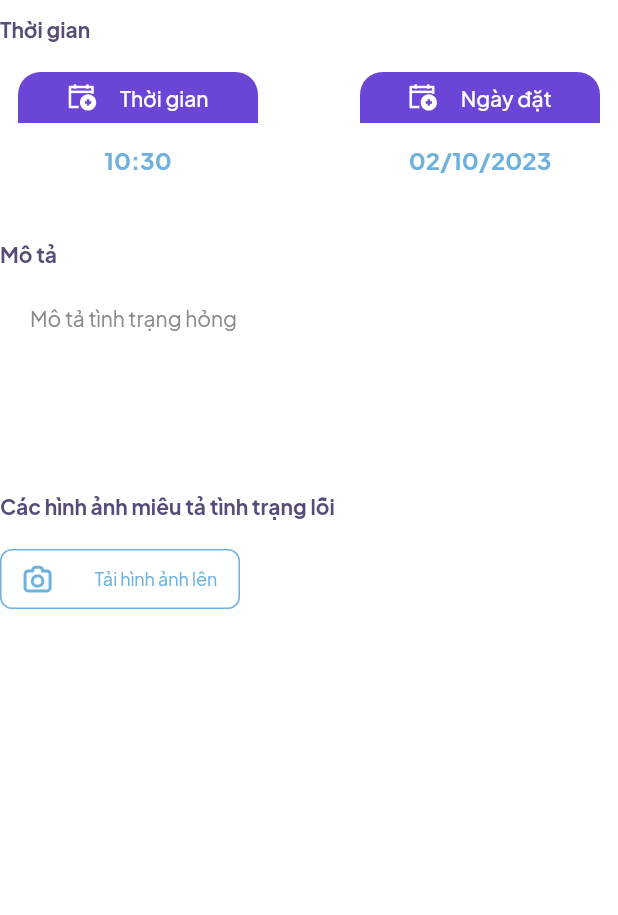
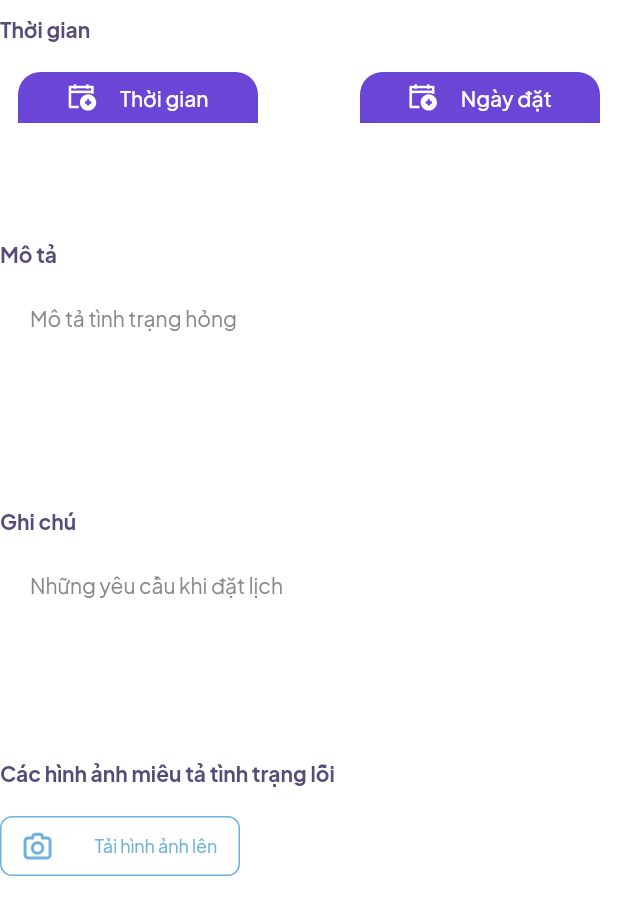
Before and after one commit to hueht21/SystemRepairMobile, a Flutter app: what buildInformationCorrupted() shows on an empty page, opened directly, on a phone screen of 412 x 824 dp. Shown: the top 915 px of the screen. Run offline on Flutter 3.47's test engine with Material 2 defaults, Android fonts, the phone set to English and light mode, and no system bars; our stand-ins replace auto_size_text, carousel_slider, cloud_firestore, dio, firebase_auth, firebase_core and 10 more; missing offline and left inert: loading_overlay_pro; accounts and stored records are empty.

Commit message:
day code

```diff
--- a/lib/modules/schedule_repair/views/information_corrupted_view.dart
+++ b/lib/modules/schedule_repair/views/information_corrupted_view.dart
@@ -18,14 +18,15 @@ Widget buildInformationCorrupted(ScheduleRepairController controller) {
       const SizedBox(
         height: 20,
       ),
-      Obx(() => Row(
+      Obx(
+        () => Row(
           mainAxisAlignment: MainAxisAlignment.spaceAround,
           children: [
             InkWell(
               onTap: () async {
                 await controller.selectTime(Get.context!);
               },
-              child: _buildCardTime("Thời gian", controller.selectedTime.value.format(Get.context!)),
+              child: _buildCardTime("Thời gian", controller.timeSelect.value),
             ),
             const SizedBox(
               width: 20,
@@ -34,7 +35,7 @@ Widget buildInformationCorrupted(ScheduleRepairController controller) {
               onTap: () async {
                 await controller.selectDate(Get.context!);
               },
-                  child: _buildCardTime("Ngày đặt", formatDateTimeToString(controller.selectedDate.value)),
+              child: _buildCardTime("Ngày đặt", controller.dateSelect.value),
             ),
           ],
         ),
@@ -42,7 +43,11 @@ Widget buildInformationCorrupted(ScheduleRepairController controller) {
       const SizedBox(
         height: 20,
       ),
-      buildFormNote(controller),
+      buildFormNote(controller.textDescribe, "Mô tả", "Mô tả tình trạng hỏng"),
+      const SizedBox(
+        height: 20,
+      ),
+      buildFormNote(controller.textNote, "Ghi chú", "Những yêu cầu khi đặt lịch"),
       const SizedBox(
         height: 20,
       ),
@@ -110,7 +115,7 @@ Widget _buildCardTime(String title, String valueDate) {
   );
 }
 
-Widget buildFormNote(ScheduleRepairController controller) {
+Widget buildFormNote(TextEditingController textEditingController, String title, String textHide) {
   return Column(
     crossAxisAlignment: CrossAxisAlignment.start,
     children: [
@@ -118,7 +123,7 @@ Widget buildFormNote(ScheduleRepairController controller) {
         height: 10,
       ),
       Text(
-        "Mô tả",
+        title,
         style: FontStyleUI.fontPlusJakartaSans().copyWith(
           fontSize: 14,
           fontWeight: FontWeight.w700,
@@ -128,14 +133,16 @@ Widget buildFormNote(ScheduleRepairController controller) {
       const SizedBox(
         height: 10,
       ),
-      _buildItemInforNote(controller.textNote, "Mô tả tình trạng hỏng",
-          AppConst.phoneSvg, true),
+      _buildItemInforNote(
+        textEditingController,
+        textHide,
+      ),
     ],
   );
 }
 
-Widget _buildItemInforNote(TextEditingController textEditingController,
-    String title, String svg, bool isTextInputNumber) {
+Widget _buildItemInforNote(
+    TextEditingController textEditingController, String title) {
   return Container(
     width: Get.width,
     height: 120,
@@ -163,16 +170,15 @@ Widget _buildItemInforNote(TextEditingController textEditingController,
         ),
         style: FontStyleUI.fontPlusJakartaSans()
             .copyWith(color: AppColors.textColorXam88, fontSize: 14),
-        keyboardType:
-            isTextInputNumber ? TextInputType.text : TextInputType.number,
+        keyboardType: TextInputType.text,
       ).paddingSymmetric(horizontal: 20),
     ),
   );
 }
 
 Widget _buildSelectImg(ScheduleRepairController controller) {
-  return Obx(()
-    => Column(
+  return Obx(
+    () => Column(
       crossAxisAlignment: CrossAxisAlignment.start,
       children: [
         Text(
@@ -195,7 +201,7 @@ Widget _buildSelectImg(ScheduleRepairController controller) {
         /// Convert BASE64 to IMg
         // controller.linkImg.value.isNotEmpty
         //     ? Image.memory(
-        //   base64Decode( controller.linkImg.value),
+        //   base64Decode( contro/ller.linkImg.value),
         //   fit: BoxFit.cover,
         // ).paddingOnly(bottom: 20)
         //     : const SizedBox(),
--- a/lib/modules/schedule_repair/views/schedule_repair_view.dart
+++ b/lib/modules/schedule_repair/views/schedule_repair_view.dart
@@ -192,14 +192,14 @@ class ScheduleRepair extends BaseGetWidget {
               }
             },
             child: Container(
-              width: 100,
+              width: controller.indexHead.value == 2 ? 200 : 100,
               height: 35,
               decoration: BoxDecoration(
                   color: AppColors.textTitleColor,
                   borderRadius: BorderRadius.circular(25)),
               child: Center(
                 child: Text(
-                  "Tiếp",
+                  controller.indexHead.value == 2 ? "Tìm kiếm thợ sửa": "Tiếp",
                   style: FontStyleUI.fontPlusJakartaSans().copyWith(
                     color: Colors.white,
                     fontWeight: FontWeight.w600,
```
Also changed, not shown: lib/modules/schedule_repair/controllers/schedule_repair_controller.dart (+9 -0 lines), lib/modules/schedule_repair/controllers/schedule_repair_controller_imp.dart (+14 -0 lines), lib/modules/schedule_repair/views/confirm_schedule_repair.dart (+23 -13 lines).
